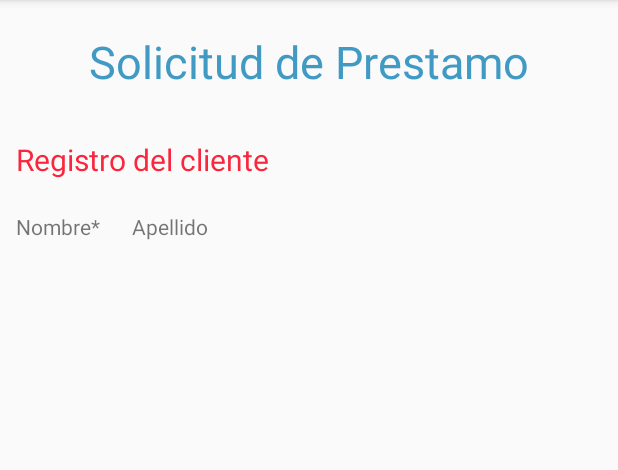
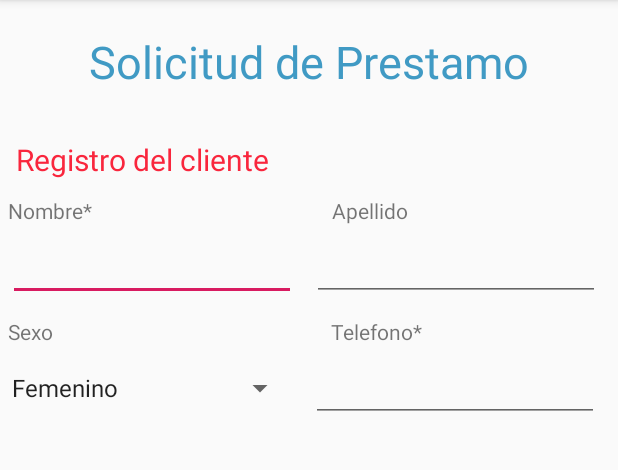
Before and after one commit to Daybeling/SolicitudPrestamo, an Android app: the screen it shows after launch (MainActivity), on a phone screen of 412 x 824 dp, the part 84-554 px from its top. Run offline under Robolectric (Android 15) with nearby library versions, the phone set to English and light mode, and no system bars.

```diff
--- a/app/src/main/java/com/example/solicitudprestamo/MainActivity.java
+++ b/app/src/main/java/com/example/solicitudprestamo/MainActivity.java
@@ -2,12 +2,21 @@ package com.example.solicitudprestamo;
 
 import android.support.v7.app.AppCompatActivity;
 import android.os.Bundle;
+import android.widget.ArrayAdapter;
+import android.widget.Spinner;
 
 public class MainActivity extends AppCompatActivity {
+
+    Spinner opciones;
+
 
     @Override
     protected void onCreate(Bundle savedInstanceState) {
         super.onCreate(savedInstanceState);
         setContentView(R.layout.activity_main);
+
+        opciones = (Spinner)findViewById(R.id.spinnerSexo);
+        ArrayAdapter<CharSequence> adapter = ArrayAdapter.createFromResource(this, R.array.Opciones, android.R.layout.simple_spinner_item);
+        opciones.setAdapter(adapter);
     }
 }
--- a/app/src/main/res/layout/activity_main.xml
+++ b/app/src/main/res/layout/activity_main.xml
@@ -1,4 +1,5 @@
-<LinearLayout android:layout_width="match_parent"
+<LinearLayout xmlns:tools="http://schemas.android.com/tools"
+    android:layout_width="match_parent"
     android:layout_height="match_parent"
     android:orientation="vertical"
     xmlns:android="http://schemas.android.com/apk/res/android">
@@ -23,9 +24,10 @@
         android:textColor="#F9263D"
         android:layout_margin="5dp" android:padding="5dp"/>
 
+
     <LinearLayout
 
-        android:layout_width="wrap_content"
+        android:layout_width="match_parent"
         android:layout_height="wrap_content"
         android:orientation="horizontal">
 
@@ -33,16 +35,86 @@
             android:id="@+id/Nombre"
             android:layout_width="wrap_content"
             android:layout_height="wrap_content"
-            android:text="Nombre*"
-            android:layout_margin="5dp" android:padding="5dp" />
+            android:layout_marginLeft="5dp"
+            android:layout_gravity="center"
+            android:text="Nombre*" />
 
         <TextView
             android:id="@+id/Apellido"
             android:layout_width="wrap_content"
             android:layout_height="wrap_content"
-            android:text="Apellido"
-            android:layout_margin="5dp" android:padding="5dp"/>
+            android:layout_marginLeft="160dp"
+            android:layout_gravity="center"
+            android:text="Apellido" />
+    </LinearLayout>
+
+    <LinearLayout
+        android:layout_width="match_parent"
+        android:layout_height="wrap_content"
+        android:orientation="horizontal">
+
+        <EditText
+            android:id="@+id/editTextNombre"
+            android:layout_width="192dp"
+            android:layout_height="wrap_content"
+            android:layout_margin="5dp"
+            android:ems="10"
+            android:inputType="textPersonName"
+            android:text="" />
+
+        <EditText
+            android:id="@+id/editTextApellido"
+            android:layout_width="192dp"
+            android:layout_height="wrap_content"
+            android:layout_margin="5dp"
+            android:ems="10"
+            android:inputType="textPersonName"
+            android:text="" />
+    </LinearLayout>
+
+    <LinearLayout
+        android:layout_width="match_parent"
+        android:layout_height="wrap_content"
+        android:orientation="horizontal">
+
+        <TextView
+            android:id="@+id/Sexo"
+            android:layout_width="wrap_content"
+            android:layout_height="wrap_content"
+            android:layout_gravity="center"
+            android:layout_margin="5dp"
+            android:text="Sexo" />
+
+        <TextView
+            android:id="@+id/Telefono"
+            android:layout_width="wrap_content"
+            android:layout_height="wrap_content"
+            android:text="Telefono*"
+            android:layout_marginLeft="180dp"
+            android:layout_gravity="center"/>
+
+    </LinearLayout>
+
+    <LinearLayout
+        android:layout_width="match_parent"
+        android:layout_height="wrap_content"
+        android:orientation="horizontal">
+
+        <Spinner
+            android:id="@+id/spinnerSexo"
+            android:layout_width="197dp"
+            android:layout_height="match_parent" />
+
+        <EditText
+            android:id="@+id/editTextTelefono"
+            android:layout_width="192dp"
+            android:layout_height="wrap_content"
+            android:layout_marginLeft="10dp"
+            android:ems="10"
+            android:inputType="phone" />
     </LinearLayout>
 
 
+
+
 </LinearLayout>
--- /dev/null
+++ b/app/src/main/res/values/Arry.xml
@@ -0,0 +1,7 @@
+<?xml version="1.0" encoding="utf-8"?>
+<resources>
+    <string-array name="Opciones">
+        <item>Femenino</item>
+        <item>Masculino</item>
+    </string-array>
+</resources>
```
